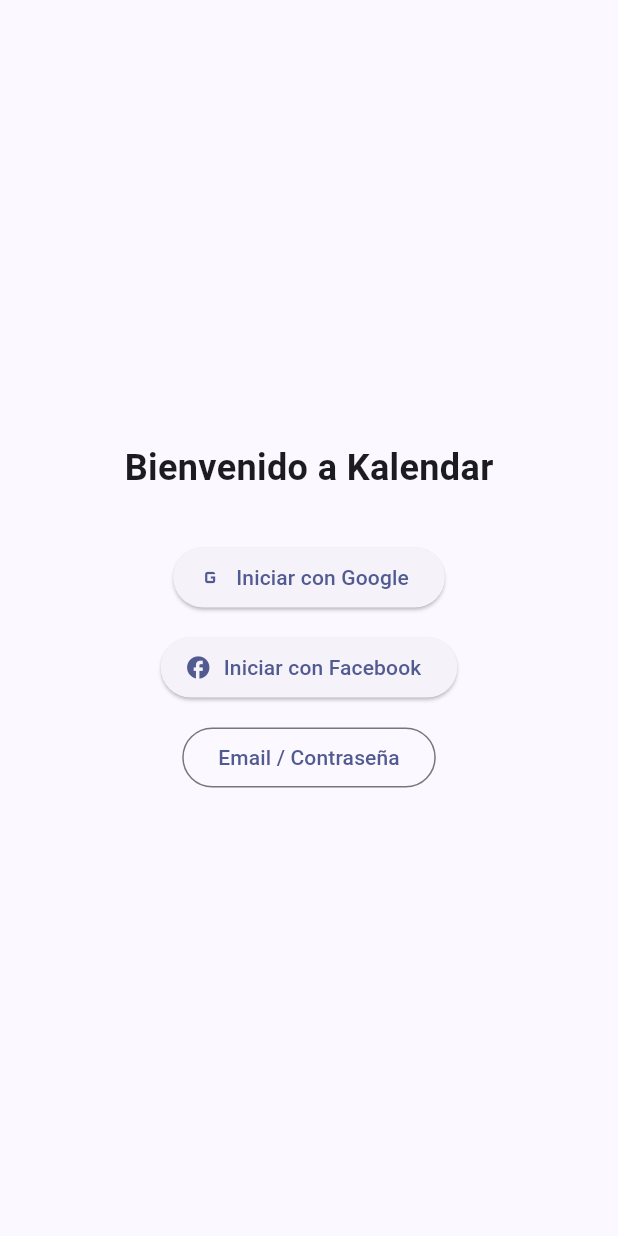
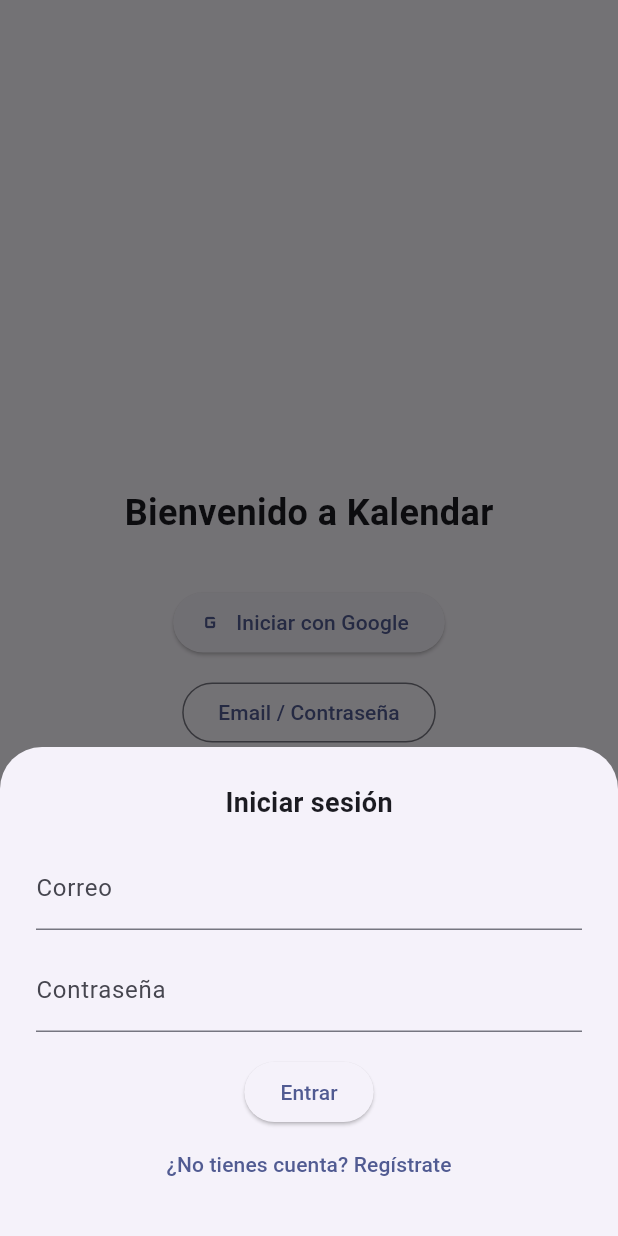
Before and after one commit to ChrisCueva3693/kalendarFlutter, a Flutter app: the screen it shows after launch, after a tap on "Email / Contraseña", on a phone screen of 412 x 824 dp. Run offline on Flutter 3.47's test engine with Material 3 defaults, Android fonts, the phone set to English and light mode, and no system bars; our stand-ins replace firebase_auth, firebase_core, google_sign_in; accounts and stored records are empty.

Commit message:
Version Mejorada el Login con integracion de login por correo y Password

```diff
--- a/lib/ui/pages/login_page.dart
+++ b/lib/ui/pages/login_page.dart
@@ -1,6 +1,7 @@
 // ui/pages/login_page.dart
 import 'package:flutter/material.dart';
 import '../../services/auth_service.dart';
+import '../widgets/email_sheet.dart';
 
 class LoginPage extends StatefulWidget {
   const LoginPage({super.key});
@@ -46,20 +47,24 @@
                 icon: const Icon(Icons.g_mobiledata),
                 label: const Text('Iniciar con Google'),
               ),
-              const SizedBox(height: 12),
+              /*const SizedBox(height: 12),
               ElevatedButton.icon(
                 onPressed:
                 _loading ? null : () => _run(_auth.signInWithFacebook),
                 icon: const Icon(Icons.facebook),
                 label: const Text('Iniciar con Facebook'),
               ),
+
+               */
               const SizedBox(height: 12),
               OutlinedButton(
                 onPressed: _loading
                     ? null
-                    : () async {
-                  // TODO: muestra diálogo para email / contraseña
-                },
+                    : () => showModalBottomSheet(
+                  context: context,
+                  isScrollControlled: true,
+                  builder: (_) => const EmailSheet(),
+                ),
                 child: const Text('Email / Contraseña'),
               ),
               if (_loading) const Padding(
--- /dev/null
+++ b/lib/ui/widgets/email_sheet.dart
@@ -0,0 +1,93 @@
+import 'package:firebase_auth/firebase_auth.dart';
+import 'package:flutter/material.dart';
+import '../../services/auth_service.dart';
+
+class EmailSheet extends StatefulWidget {          // ← SIN “_”
+  const EmailSheet({super.key});
+
+  @override
+  State<EmailSheet> createState() => _EmailSheetState();
+}
+
+class _EmailSheetState extends State<EmailSheet> {
+  final _auth = AuthService();
+  final _emailCtrl = TextEditingController();
+  final _passCtrl  = TextEditingController();
+  bool _isLogin = true;              // alterna login / registro
+  bool _loading = false;
+  String? _error;
+
+  Future<void> _submit() async {
+    setState(() { _loading = true; _error = null; });
+    try {
+      if (_isLogin) {
+        await _auth.signInWithEmail(
+          email: _emailCtrl.text.trim(),
+          password: _passCtrl.text,
+        );
+      } else {
+        await _auth.registerWithEmail(
+          email: _emailCtrl.text.trim(),
+          password: _passCtrl.text,
+        );
+      }
+      if (context.mounted) Navigator.of(context).pop(); // cierra el sheet
+    } on FirebaseAuthException catch (e) {
+      setState(() => _error = e.message);
+    } finally {
+      if (mounted) setState(() => _loading = false);
+    }
+  }
+
+  @override
+  Widget build(BuildContext context) {
+    final padding = MediaQuery.of(context).viewInsets;
+    return Padding(
+      padding: EdgeInsets.only(
+        left: 24, right: 24, top: 24, bottom: padding.bottom + 24,
+      ),
+      child: Column(
+        mainAxisSize: MainAxisSize.min,
+        children: [
+          Text(_isLogin ? 'Iniciar sesión' : 'Crear cuenta',
+              style: const TextStyle(fontSize: 18, fontWeight: FontWeight.bold)),
+          const SizedBox(height: 16),
+          TextField(
+            controller: _emailCtrl,
+            decoration: const InputDecoration(labelText: 'Correo'),
+            keyboardType: TextInputType.emailAddress,
+          ),
+          const SizedBox(height: 12),
+          TextField(
+            controller: _passCtrl,
+            decoration: const InputDecoration(labelText: 'Contraseña'),
+            obscureText: true,
+          ),
+          if (_error != null) Padding(
+            padding: const EdgeInsets.only(top: 12),
+            child: Text(_error!, style: const TextStyle(color: Colors.red)),
+          ),
+          const SizedBox(height: 16),
+          ElevatedButton(
+            onPressed: _loading ? null : _submit,
+            child: _loading
+                ? const SizedBox(
+              height: 18,
+              width: 18,
+              child: CircularProgressIndicator(strokeWidth: 2),
+            )
+                : Text(_isLogin ? 'Entrar' : 'Registrarme'),
+          ),
+          TextButton(
+            onPressed: _loading
+                ? null
+                : () => setState(() => _isLogin = !_isLogin),
+            child: Text(_isLogin
+                ? '¿No tienes cuenta? Regístrate'
+                : '¿Ya tienes cuenta? Inicia sesión'),
+          )
+        ],
+      ),
+    );
+  }
+}
--- a/pubspec.yaml
+++ b/pubspec.yaml
@@ -31,7 +31,7 @@
   firebase_core: ^3.15.1   # núcleo Firebase   :contentReference[oaicite:0]{index=0}
   firebase_auth: ^5.6.2    # autenticación     :contentReference[oaicite:1]{index=1}
   google_sign_in: ^6.3.0   # Google login      :contentReference[oaicite:2]{index=2}
-  flutter_facebook_auth: ^6.0.3 # Facebook login :contentReference[oaicite:3]{index=3}
+  #flutter_facebook_auth: ^6.0.3 # Facebook login :contentReference[oaicite:3]{index=3}
   flutter_secure_storage: ^9.2.4
   flutter:
     sdk: flutter
```
Also changed, not shown: lib/services/auth_service.dart (+5 -3 lines), lib/ui/pages/home_page.dart (+36 -3 lines), pubspec.lock, 1 other file.
